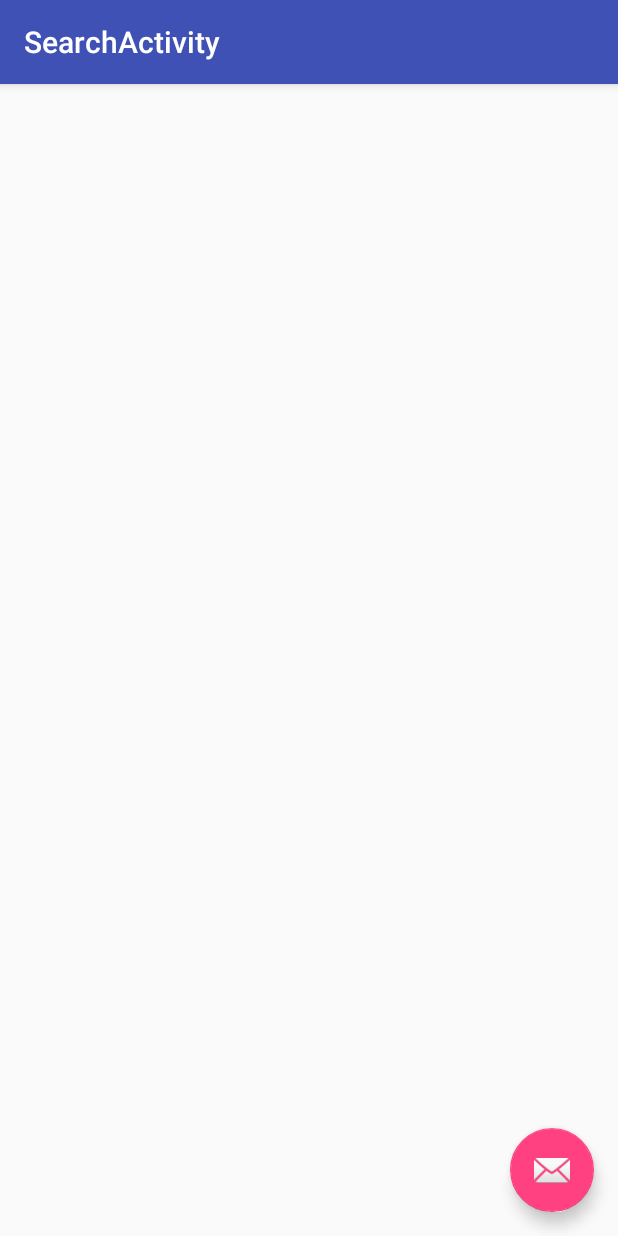
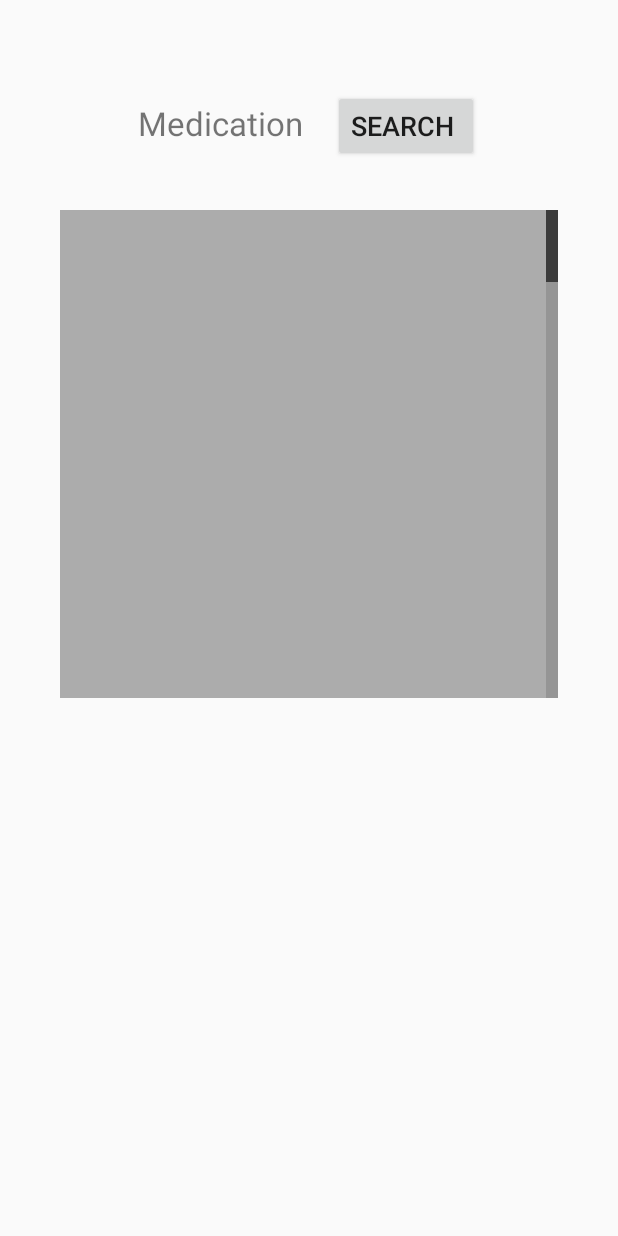
Before and after one commit to bairl18/BadDrugInteractions, an Android app: the SearchActivity screen opened directly, with no data from a screen before it, on a phone screen of 412 x 824 dp. Run offline under Robolectric (Android 15) with nearby library versions, the phone set to English and light mode, and no system bars; 4 statements that could not run were skipped.

Commit message:
Search Activity UI

```diff
--- a/app/src/main/java/com/example/linnea/baddruginteractions2/DBHandler.java
+++ b/app/src/main/java/com/example/linnea/baddruginteractions2/DBHandler.java
@@ -38,7 +38,7 @@ public class DBHandler extends SQLiteOpenHelper {
         super(context, DATABASE_NAME, null, DATABASE_VERSION);
     }
 
-    // Edit here- add column names    http://mobilesiri.com/android-sqlite-database-tutorial-using-android-studio/
+    // http://mobilesiri.com/android-sqlite-database-tutorial-using-android-studio/
     @Override
     public void onCreate(SQLiteDatabase db) {
 
--- a/app/src/main/java/com/example/linnea/baddruginteractions2/MedicationsActivity.java
+++ b/app/src/main/java/com/example/linnea/baddruginteractions2/MedicationsActivity.java
@@ -22,8 +22,6 @@ public class MedicationsActivity extends AppCompatActivity
     {
         super.onCreate(savedInstanceState);
         setContentView(R.layout.activity_medications);
-        Toolbar toolbar = (Toolbar) findViewById(R.id.toolbar);
-        setSupportActionBar(toolbar);
 
 
         /*
--- a/app/src/main/java/com/example/linnea/baddruginteractions2/SearchActivity.java
+++ b/app/src/main/java/com/example/linnea/baddruginteractions2/SearchActivity.java
@@ -6,6 +6,11 @@ import android.support.design.widget.Snackbar;
 import android.support.v7.app.AppCompatActivity;
 import android.support.v7.widget.Toolbar;
 import android.view.View;
+import android.widget.AdapterView;
+import android.widget.ArrayAdapter;
+import android.widget.ListView;
+import android.widget.TextView;
+import android.widget.Toast;
 
 public class SearchActivity extends AppCompatActivity {
 
@@ -13,17 +18,35 @@ public class SearchActivity extends AppCompatActivity {
     protected void onCreate(Bundle savedInstanceState) {
         super.onCreate(savedInstanceState);
         setContentView(R.layout.activity_search);
-        Toolbar toolbar = (Toolbar) findViewById(R.id.toolbar);
-        setSupportActionBar(toolbar);
 
-        FloatingActionButton fab = (FloatingActionButton) findViewById(R.id.fab);
-        fab.setOnClickListener(new View.OnClickListener() {
+        populateMedsList();
+        registerClickCallback();
+    }
+
+    private void populateMedsList() {
+        // Create list of meds
+        Drug[] fdaMeds = {};
+
+        // Build adapter
+        ArrayAdapter<Drug> adapter = new ArrayAdapter<Drug>(this, R.layout.list_items_layout, fdaMeds);
+
+        // Configure list view
+        ListView fdaMedsList = (ListView) findViewById(R.id.fdaMedsList);
+        fdaMedsList.setAdapter(adapter);
+    }
+
+    private void registerClickCallback()
+    {
+        ListView fdaMedsList = (ListView) findViewById(R.id.fdaMedsList);
+        fdaMedsList.setOnItemClickListener(new AdapterView.OnItemClickListener()
+        {
             @Override
-            public void onClick(View view) {
-                Snackbar.make(view, "Replace with your own action", Snackbar.LENGTH_LONG)
-                        .setAction("Action", null).show();
+            public void onItemClick(AdapterView<?> paret, View viewClicked, int position, long id)
+            {
+                TextView textView = (TextView) viewClicked;
+                String message = "You clicked # " + position + ", which is string: " + textView.getText().toString();
+                Toast.makeText(SearchActivity.this, message, Toast.LENGTH_LONG).show();
             }
         });
     }
-
 }
--- a/app/src/main/res/layout/activity_search.xml
+++ b/app/src/main/res/layout/activity_search.xml
@@ -6,28 +6,75 @@
     android:layout_height="match_parent"
     tools:context="com.example.linnea.baddruginteractions2.SearchActivity">
 
-    <android.support.design.widget.AppBarLayout
-        android:layout_width="match_parent"
-        android:layout_height="wrap_content"
-        android:theme="@style/AppTheme.AppBarOverlay">
 
-        <android.support.v7.widget.Toolbar
-            android:id="@+id/toolbar"
-            android:layout_width="match_parent"
-            android:layout_height="?attr/actionBarSize"
-            android:background="?attr/colorPrimary"
-            app:popupTheme="@style/AppTheme.PopupOverlay" />
 
-    </android.support.design.widget.AppBarLayout>
+    <include layout="@layout/content_search"
+        android:id="@+id/include" />
 
-    <include layout="@layout/content_search" />
-
-    <android.support.design.widget.FloatingActionButton
-        android:id="@+id/fab"
+    <FrameLayout
         android:layout_width="wrap_content"
         android:layout_height="wrap_content"
-        android:layout_gravity="bottom|end"
-        android:layout_margin="@dimen/fab_margin"
-        app:srcCompat="@android:drawable/ic_dialog_email" />
+        android:layout_marginTop="100dp">
+
+        <ListView
+            android:id="@+id/userMedsList"
+            android:layout_width="match_parent"
+            android:layout_height="325dp"
+            android:layout_column="0"
+            android:layout_margin="40dp"
+            android:layout_marginBottom="0dp"
+            android:layout_marginTop="0dp"
+            android:layout_row="1"
+            android:layout_weight="1"
+            android:background="#acacac"
+            android:cacheColorHint="#43bc9d"
+            android:dividerHeight="16dp"
+            android:fastScrollAlwaysVisible="true"
+            android:scrollbarSize="40dp"
+            android:scrollbarStyle="insideOverlay"
+            android:smoothScrollbar="true"
+            android:textAlignment="center"
+            android:verticalScrollbarPosition="right"
+            app:layout_column="1"
+            app:layout_row="1" />
+    </FrameLayout>
+
+    <GridLayout
+        android:id="@+id/fdaMedsList"
+        android:layout_width="wrap_content"
+        android:layout_height="match_parent"
+        android:layout_gravity="center_horizontal"
+        app:columnCount="2"
+        app:rowCount="2">
+
+        <TextView
+            android:id="@+id/searchField"
+            android:layout_width="wrap_content"
+            android:layout_height="wrap_content"
+            android:layout_margin="40dp"
+            android:layout_marginRight="0dp"
+            android:layout_marginTop="60dp"
+            android:editable="true"
+            android:text="Medication"
+            android:textAlignment="center"
+            android:textSize="22sp"
+            app:layout_column="0"
+            app:layout_row="0" />
+
+        <Button
+            android:id="@+id/search"
+            android:layout_width="wrap_content"
+            android:layout_height="wrap_content"
+            android:layout_column="1"
+            android:layout_margin="40dp"
+            android:layout_marginLeft="20dp"
+            android:layout_marginTop="60dp"
+            android:layout_row="0"
+            android:text="search "
+            android:textSize="18sp"
+            app:layout_column="1"
+            app:layout_row="0" />
+
+    </GridLayout>
 
 </android.support.design.widget.CoordinatorLayout>
```
